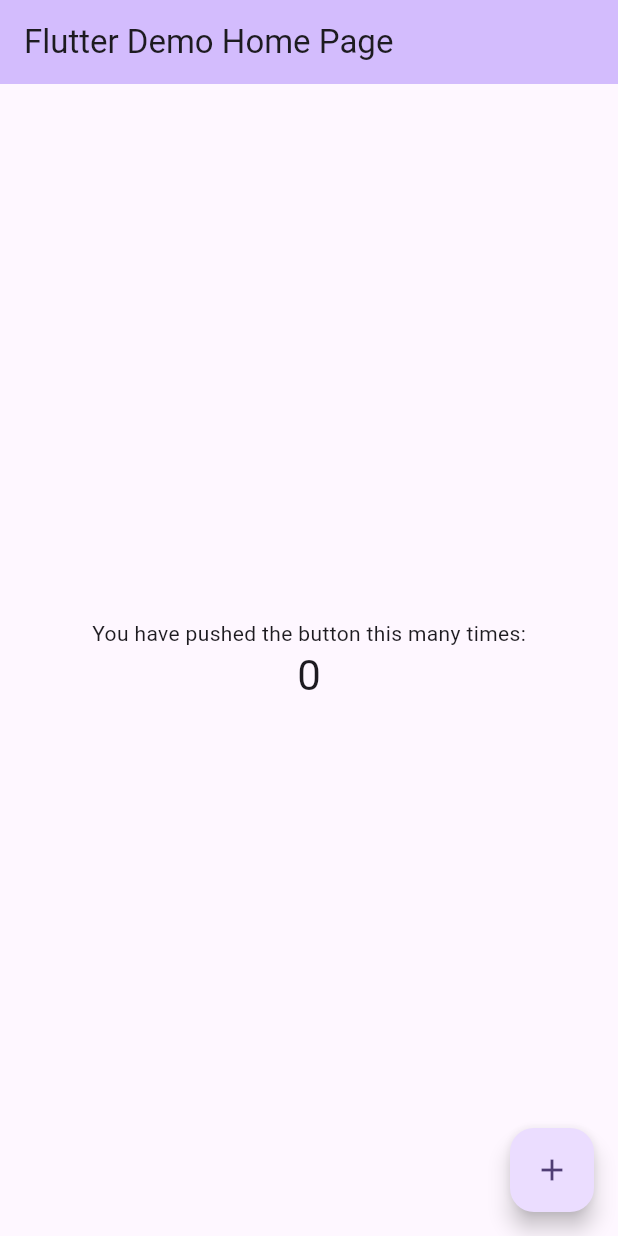
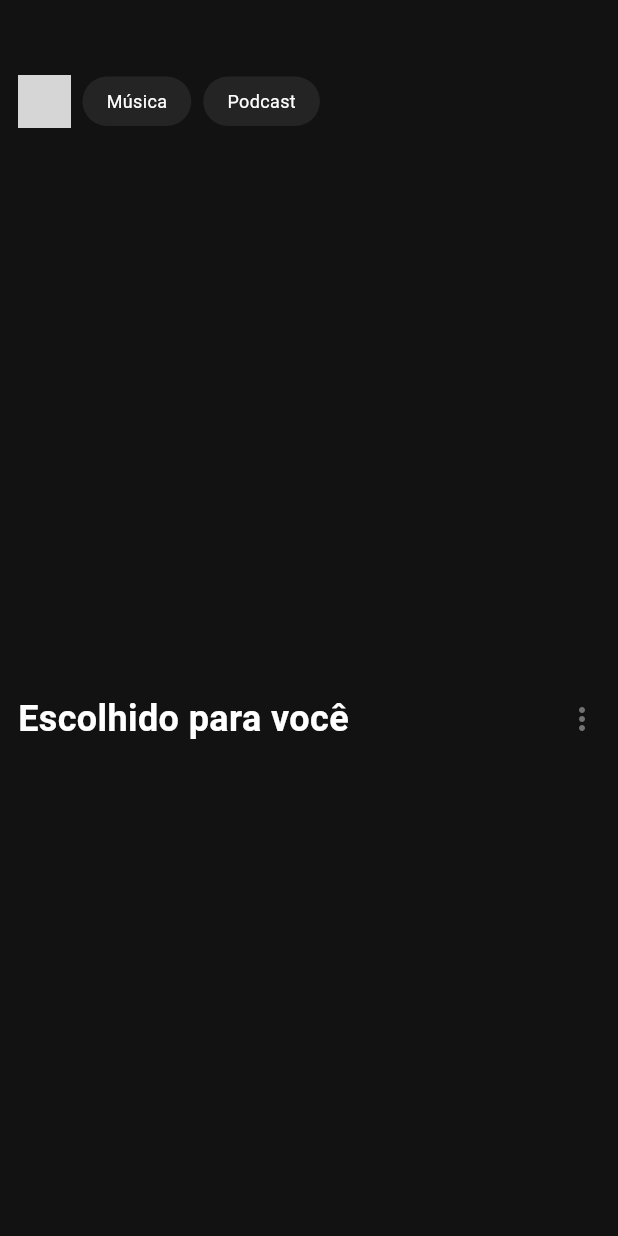
Before and after one commit to julianasalafia/spotify_example, a Flutter app: the screen it shows after launch, on a phone screen of 412 x 824 dp. Run offline on Flutter 3.47's test engine with Material 3 defaults, Android fonts, the phone set to English and light mode, and no system bars; grey boxes are pictures that could not be loaded.

Commit message:
feat: create pages and widgets

```diff
--- /dev/null
+++ b/lib/core/widgets/button_widget.dart
@@ -0,0 +1,58 @@
+import 'dart:developer';
+
+import 'package:clone_spotify/core/shared/app_styles.dart';
+import 'package:flutter/material.dart';
+
+import '../shared/app_colors.dart';
+
+class ButtonWidget extends StatelessWidget {
+  final String title;
+  final ValueNotifier<int> selectedButtonIndex;
+  final int buttonIndex;
+  final Function() onTap;
+
+  const ButtonWidget({
+    super.key,
+    required this.title,
+    required this.selectedButtonIndex,
+    required this.buttonIndex,
+    required this.onTap,
+  });
+
+  @override
+  Widget build(BuildContext context) {
+    return InkWell(
+      onTap: () {
+        onTap();
+        log('Botão clicado: $title');
+        if (selectedButtonIndex.value == buttonIndex) {
+          selectedButtonIndex.value = -1;
+        } else {
+          selectedButtonIndex.value = buttonIndex;
+        }
+      },
+      child: ValueListenableBuilder(
+        valueListenable: selectedButtonIndex,
+        builder: (context, value, child) {
+          return Container(
+            decoration: BoxDecoration(
+              color: selectedButtonIndex.value == buttonIndex ? AppColors.green : AppColors.darkGrey,
+              borderRadius: BorderRadius.circular(20),
+            ),
+            child: Padding(
+              padding: const EdgeInsets.symmetric(horizontal: 16, vertical: 8),
+              child: Text(
+                title,
+                style: selectedButtonIndex.value == buttonIndex
+                    ? AppStyles.white12w400.copyWith(
+                        color: AppColors.deepBlack,
+                      )
+                    : AppStyles.white12w400,
+              ),
+            ),
+          );
+        },
+      ),
+    );
+  }
+}
--- /dev/null
+++ b/lib/core/widgets/grid_music.dart
@@ -0,0 +1,48 @@
+import 'package:clone_spotify/controller/grid_controller.dart';
+import 'package:flutter/material.dart';
+
+import 'music_card.dart';
+
+class GridMusic extends StatelessWidget {
+  GridController gridController;
+
+  GridMusic({
+    super.key,
+    required this.gridController,
+  });
+
+  @override
+  Widget build(BuildContext context) {
+    return ValueListenableBuilder(
+      valueListenable: gridController.updateNotifier,
+      builder: (context, value, child) {
+        return Padding(
+          padding: const EdgeInsets.symmetric(vertical: 16),
+          child: SizedBox(
+            height: MediaQuery.sizeOf(context).height * 0.4,
+            width: MediaQuery.sizeOf(context).width,
+            child: FutureBuilder(
+              future: gridController.getCardInfo(),
+              builder: (context, snapshot) {
+                return GridView.builder(
+                  gridDelegate: const SliverGridDelegateWithFixedCrossAxisCount(
+                    crossAxisCount: 2,
+                    crossAxisSpacing: 4,
+                    mainAxisSpacing: 8,
+                    childAspectRatio: 3.5,
+                  ),
+                  itemCount: gridController.currentList.length,
+                  itemBuilder: (context, index) {
+                    return MusicCard(
+                      cardInfoModel: gridController.currentList[index],
+                    );
+                  },
+                );
+              },
+            ),
+          ),
+        );
+      },
+    );
+  }
+}
--- /dev/null
+++ b/lib/core/widgets/main_menu.dart
@@ -0,0 +1,64 @@
+import 'dart:developer';
+
+import 'package:clone_spotify/controller/grid_controller.dart';
+import 'package:clone_spotify/core/shared/app_strings.dart';
+import 'package:flutter/material.dart';
+
+import 'button_widget.dart';
+
+class MainMenu extends StatelessWidget {
+  GridController gridController;
+
+  MainMenu({
+    super.key,
+    required this.gridController,
+  });
+
+  @override
+  Widget build(BuildContext context) {
+    ValueNotifier<int> selectedButtonIndex = ValueNotifier(-1);
+
+    return Row(
+      children: [
+        ValueListenableBuilder<int>(
+            valueListenable: selectedButtonIndex,
+            builder: (context, value, child) {
+              gridController.setList(selectedButtonIndex.value);
+              return Container(
+                width: 35,
+                height: 35,
+                decoration: BoxDecoration(
+                  borderRadius: BorderRadius.circular(20),
+                ),
+                child: const CircleAvatar(
+                  radius: 50,
+                  backgroundImage: AssetImage(
+                    AppStrings.profilePicture,
+                  ),
+                ),
+              );
+            }),
+        const SizedBox(width: 8),
+        ButtonWidget(
+          onTap: () {
+            log('Botão clicado: ${AppStrings.musica}');
+            gridController.setList(0);
+          },
+          title: AppStrings.musica,
+          selectedButtonIndex: selectedButtonIndex,
+          buttonIndex: 0,
+        ),
+        const SizedBox(width: 8),
+        ButtonWidget(
+          onTap: () {
+            log('Botão clicado: ${AppStrings.podcast}');
+            gridController.setList(1);
+          },
+          title: AppStrings.podcast,
+          selectedButtonIndex: selectedButtonIndex,
+          buttonIndex: 1,
+        ),
+      ],
+    );
+  }
+}
--- a/lib/main.dart
+++ b/lib/main.dart
@@ -1,4 +1,7 @@
 import 'package:flutter/material.dart';
+
+import 'core/shared/app_strings.dart';
+import 'view/home.dart';
 
 void main() {
   runApp(const MyApp());
@@ -7,119 +10,12 @@
 class MyApp extends StatelessWidget {
   const MyApp({super.key});
 
-  // This widget is the root of your application.
   @override
   Widget build(BuildContext context) {
     return MaterialApp(
-      title: 'Flutter Demo',
-      theme: ThemeData(
-        // This is the theme of your application.
-        //
-        // TRY THIS: Try running your application with "flutter run". You'll see
-        // the application has a purple toolbar. Then, without quitting the app,
-        // try changing the seedColor in the colorScheme below to Colors.green
-        // and then invoke "hot reload" (save your changes or press the "hot
-        // reload" button in a Flutter-supported IDE, or press "r" if you used
-        // the command line to start the app).
-        //
-        // Notice that the counter didn't reset back to zero; the application
-        // state is not lost during the reload. To reset the state, use hot
-        // restart instead.
-        //
-        // This works for code too, not just values: Most code changes can be
-        // tested with just a hot reload.
-        colorScheme: ColorScheme.fromSeed(seedColor: Colors.deepPurple),
-        useMaterial3: true,
-      ),
-      home: const MyHomePage(title: 'Flutter Demo Home Page'),
+      title: AppStrings.appTitle,
+      theme: ThemeData(useMaterial3: true),
+      home: Home(),
     );
   }
 }
-
-class MyHomePage extends StatefulWidget {
-  const MyHomePage({super.key, required this.title});
-
-  // This widget is the home page of your application. It is stateful, meaning
-  // that it has a State object (defined below) that contains fields that affect
-  // how it looks.
-
-  // This class is the configuration for the state. It holds the values (in this
-  // case the title) provided by the parent (in this case the App widget) and
-  // used by the build method of the State. Fields in a Widget subclass are
-  // always marked "final".
-
-  final String title;
-
-  @override
-  State<MyHomePage> createState() => _MyHomePageState();
-}
-
-class _MyHomePageState extends State<MyHomePage> {
-  int _counter = 0;
-
-  void _incrementCounter() {
-    setState(() {
-      // This call to setState tells the Flutter framework that something has
-      // changed in this State, which causes it to rerun the build method below
-      // so that the display can reflect the updated values. If we changed
-      // _counter without calling setState(), then the build method would not be
-      // called again, and so nothing would appear to happen.
-      _counter++;
-    });
-  }
-
-  @override
-  Widget build(BuildContext context) {
-    // This method is rerun every time setState is called, for instance as done
-    // by the _incrementCounter method above.
-    //
-    // The Flutter framework has been optimized to make rerunning build methods
-    // fast, so that you can just rebuild anything that needs updating rather
-    // than having to individually change instances of widgets.
-    return Scaffold(
-      appBar: AppBar(
-        // TRY THIS: Try changing the color here to a specific color (to
-        // Colors.amber, perhaps?) and trigger a hot reload to see the AppBar
-        // change color while the other colors stay the same.
-        backgroundColor: Theme.of(context).colorScheme.inversePrimary,
-        // Here we take the value from the MyHomePage object that was created by
-        // the App.build method, and use it to set our appbar title.
-        title: Text(widget.title),
-      ),
-      body: Center(
-        // Center is a layout widget. It takes a single child and positions it
-        // in the middle of the parent.
-        child: Column(
-          // Column is also a layout widget. It takes a list of children and
-          // arranges them vertically. By default, it sizes itself to fit its
-          // children horizontally, and tries to be as tall as its parent.
-          //
-          // Column has various properties to control how it sizes itself and
-          // how it positions its children. Here we use mainAxisAlignment to
-          // center the children vertically; the main axis here is the vertical
-          // axis because Columns are vertical (the cross axis would be
-          // horizontal).
-          //
-          // TRY THIS: Invoke "debug painting" (choose the "Toggle Debug Paint"
-          // action in the IDE, or press "p" in the console), to see the
-          // wireframe for each widget.
-          mainAxisAlignment: MainAxisAlignment.center,
-          children: <Widget>[
-            const Text(
-              'You have pushed the button this many times:',
-            ),
-            Text(
-              '$_counter',
-              style: Theme.of(context).textTheme.headlineMedium,
-            ),
-          ],
-        ),
-      ),
-      floatingActionButton: FloatingActionButton(
-        onPressed: _incrementCounter,
-        tooltip: 'Increment',
-        child: const Icon(Icons.add),
-      ), // This trailing comma makes auto-formatting nicer for build methods.
-    );
-  }
-}
--- /dev/null
+++ b/lib/models/card_info_model.dart
@@ -0,0 +1,27 @@
+class CardInfoModel {
+  final String image;
+  final String title;
+  final String type;
+
+  const CardInfoModel({
+    required this.image,
+    required this.title,
+    required this.type,
+  });
+
+  static CardInfoModel fromJson(Map<String, dynamic> json) {
+    return CardInfoModel(
+      image: json['image'],
+      title: json['title'],
+      type: json['type'],
+    );
+  }
+
+  Map<String, dynamic> toJson() {
+    return {
+      'image': image,
+      'title': title,
+      'type': type,
+    };
+  }
+}
--- /dev/null
+++ b/lib/view/home.dart
@@ -0,0 +1,54 @@
+
+import 'package:flutter/material.dart';
+
+import '../controller/home_controller.dart';
+import '../core/shared/app_colors.dart';
+import '../core/shared/app_strings.dart';
+import '../core/shared/app_styles.dart';
+import '../core/widgets/grid_music.dart';
+import '../core/widgets/main_menu.dart';
+
+class Home extends StatelessWidget {
+  HomeController homeController = HomeController();
+
+  Home({super.key});
+
+  @override
+  Widget build(BuildContext context) {
+    return SafeArea(
+      child: Scaffold(
+        backgroundColor: AppColors.softBlack,
+        body: Padding(
+          padding: const EdgeInsets.symmetric(horizontal: 12, vertical: 18),
+          child: Column(
+            children: [
+              const SizedBox(height: 32),
+              MainMenu(
+                gridController: homeController.gridController,
+              ),
+              const SizedBox(height: 8),
+              GridMusic(
+                gridController: homeController.gridController,
+              ),
+              const SizedBox(height: 8),
+              const Row(
+                mainAxisAlignment: MainAxisAlignment.spaceBetween,
+                children: [
+                  Text(
+                    AppStrings.forYou,
+                    style: AppStyles.white24w700,
+                  ),
+                  Icon(
+                    Icons.more_vert,
+                    color: AppColors.mediumGrey,
+                    size: 24,
+                  ),
+                ],
+              ),
+            ],
+          ),
+        ),
+      ),
+    );
+  }
+}
```
Also changed, not shown: lib/core/widgets/music_card.dart (added, +67 -0 lines).
